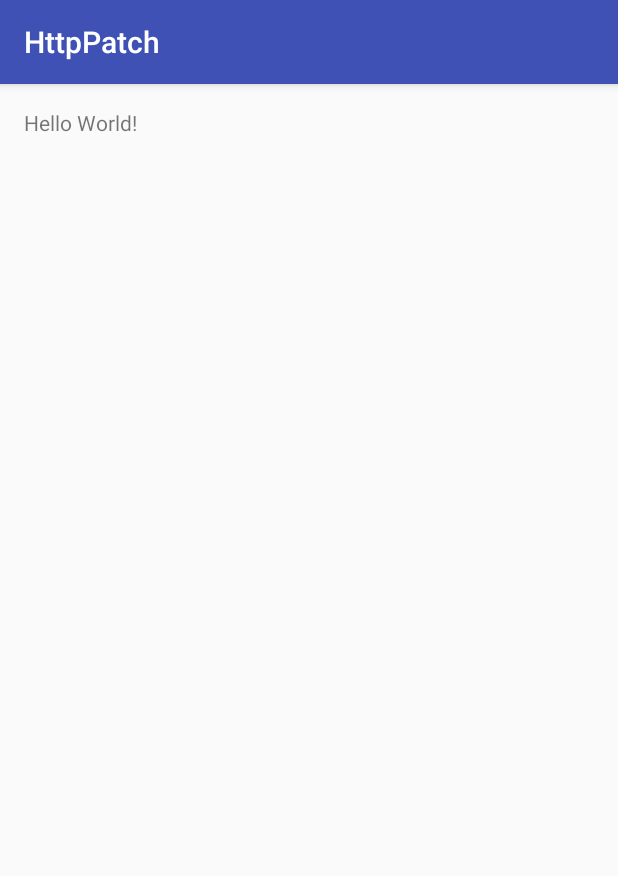
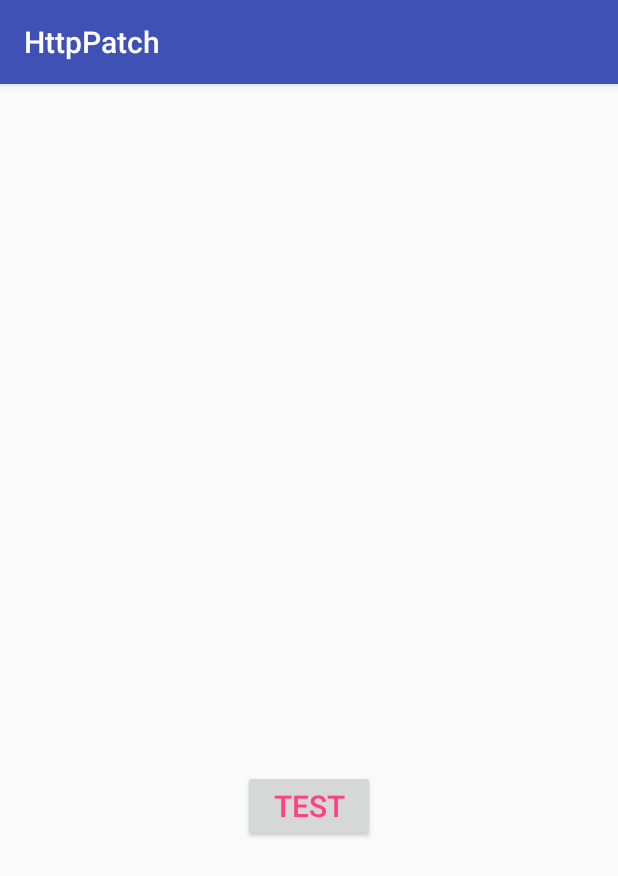
Before and after one commit to jarlen/HttpPatch, an Android app: the screen it shows after launch (MainActivity), on a phone screen of 412 x 824 dp. Shown: the top 876 px of the screen. Run offline under Robolectric (Android 15) with nearby library versions, the phone set to English and light mode, and no system bars.

Commit message:
实现OkHttp数据主线程回调

```diff
--- a/app/build.gradle
+++ b/app/build.gradle
@@ -20,7 +20,8 @@ android {
 }
 
 dependencies {
-    compile fileTree(dir: 'libs', include: ['*.jar'])
+    compile fileTree(include: ['*.jar'], dir: 'libs')
     testCompile 'junit:junit:4.12'
     compile 'com.android.support:appcompat-v7:24.2.0'
+    compile project(':okhttppatch')
 }
--- a/app/src/main/AndroidManifest.xml
+++ b/app/src/main/AndroidManifest.xml
@@ -17,4 +17,6 @@
         </activity>
     </application>
 
+    <uses-permission android:name="android.permission.INTERNET"/>
+
 </manifest>
--- a/app/src/main/java/cn/jarlen/httppatch/test/MainActivity.java
+++ b/app/src/main/java/cn/jarlen/httppatch/test/MainActivity.java
@@ -1,13 +1,76 @@
 package cn.jarlen.httppatch.test;
 
+import android.os.Bundle;
 import android.support.v7.app.AppCompatActivity;
-import android.os.Bundle;
+import android.view.View;
+import android.widget.TextView;
 
-public class MainActivity extends AppCompatActivity {
+import java.io.IOException;
+
+import cn.jarlen.httppatch.okhttp.Callback2;
+import okhttp3.Call;
+import okhttp3.FormBody;
+import okhttp3.OkHttpClient;
+import okhttp3.Request;
+import okhttp3.RequestBody;
+import okhttp3.Response;
+
+public class MainActivity extends AppCompatActivity implements View.OnClickListener {
+
+    private TextView resultTv;
+
 
     @Override
     protected void onCreate(Bundle savedInstanceState) {
         super.onCreate(savedInstanceState);
         setContentView(R.layout.activity_main);
+        resultTv = (TextView) findViewById(R.id.resultTv);
+        findViewById(R.id.testBtn).setOnClickListener(this);
     }
+
+    OkHttpClient mOkHttpClient = null;
+    @Override
+    public void onClick(View view) {
+        switch (view.getId()){
+            case R.id.testBtn:
+
+                if(mOkHttpClient == null){
+                    mOkHttpClient = new OkHttpClient();
+                }
+
+                RequestBody requestBody = new FormBody.Builder().add("a","test").build();
+                Request.Builder builder = new Request.Builder();
+                builder.url("http://192.168.18.100/waiterserver/api.php");
+                builder.post(requestBody);
+                Request request = builder.build();
+                Call mCall= mOkHttpClient.newCall(request);
+
+                mCall.enqueue(callback2);
+
+
+
+
+                break;
+            default:
+
+                break;
+        }
+    }
+
+    private Callback2 callback2 = new Callback2() {
+        @Override
+        public void onResponse(Response response) {
+            try {
+                String string = response.body().string().toString();
+                resultTv.setText(string);
+            } catch (IOException e) {
+                e.printStackTrace();
+            }
+        }
+
+        @Override
+        public void onFailure(IOException e) {
+
+        }
+    };
 }
--- a/app/src/main/res/layout/activity_main.xml
+++ b/app/src/main/res/layout/activity_main.xml
@@ -1,16 +1,26 @@
 <?xml version="1.0" encoding="utf-8"?>
 <RelativeLayout xmlns:android="http://schemas.android.com/apk/res/android"
-    xmlns:tools="http://schemas.android.com/tools"
     android:layout_width="match_parent"
-    android:layout_height="match_parent"
-    android:paddingBottom="@dimen/activity_vertical_margin"
-    android:paddingLeft="@dimen/activity_horizontal_margin"
-    android:paddingRight="@dimen/activity_horizontal_margin"
-    android:paddingTop="@dimen/activity_vertical_margin"
-    tools:context="cn.jarlen.httppatch.test.MainActivity">
+    android:layout_height="match_parent">
 
     <TextView
+        android:id="@+id/resultTv"
         android:layout_width="wrap_content"
         android:layout_height="wrap_content"
-        android:text="Hello World!" />
+        android:layout_centerInParent="true"
+        android:layout_marginBottom="30dp"
+        android:textColor="@color/colorPrimary"
+        android:textSize="20dp" />
+
+    <Button
+        android:id="@+id/testBtn"
+        android:layout_width="wrap_content"
+        android:layout_height="wrap_content"
+        android:layout_below="@+id/resultTv"
+        android:layout_centerHorizontal="true"
+        android:layout_marginTop="30dp"
+        android:text="test"
+        android:textColor="@color/colorAccent"
+        android:textSize="20dp" />
+
 </RelativeLayout>
```
Also changed, not shown: okhttppatch/src/main/java/cn/jarlen/httppatch/okhttp/Callback2.java (+13 -55 lines), okhttppatch/src/main/java/cn/jarlen/httppatch/okhttp/UIHandler.java (added, +32 -0 lines), 1 other file.
